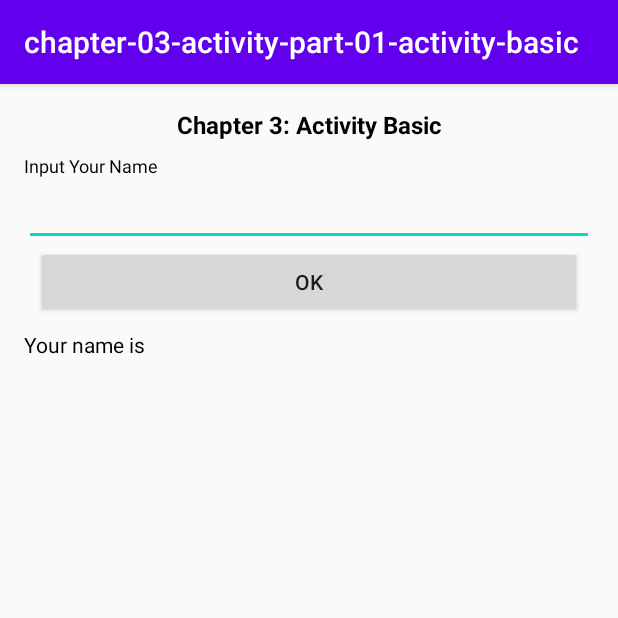
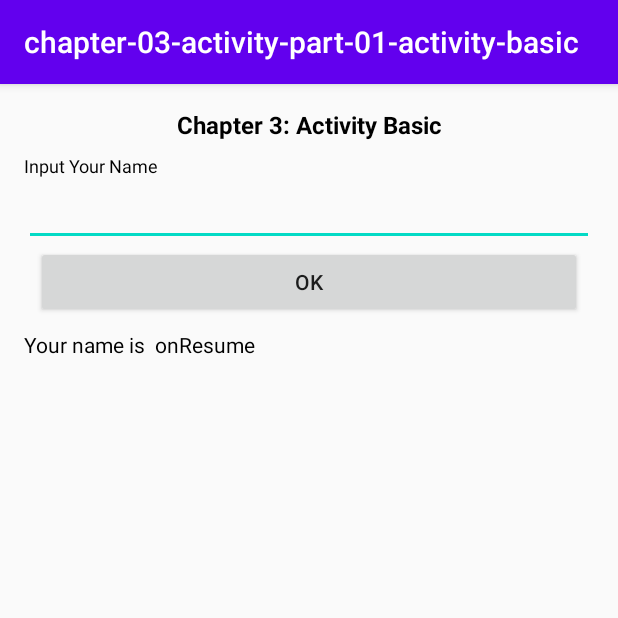
Before and after one commit to algokelvin-373/Channel-Algokelvin, an Android app: the screen it shows after launch (MainActivity), after a tap on "OK", on a phone screen of 412 x 824 dp, the top half of it. Run offline under Robolectric (Android 15) with nearby library versions, the phone set to English and light mode, and no system bars; libraries missing offline, so code that uses them is left out: com.algokelvin.android.

Commit message:
Set Action Button OK in onStart and onResume

```diff
--- a/AndroidProgramming/chapter-03-activity-part-01-activity-basic/src/main/java/com/algokelvin/android/learning/kotlin/chapter03/MainActivity.kt
+++ b/AndroidProgramming/chapter-03-activity-part-01-activity-basic/src/main/java/com/algokelvin/android/learning/kotlin/chapter03/MainActivity.kt
@@ -20,10 +20,18 @@ class MainActivity : AppCompatActivity() {
     override fun onStart() {
         super.onStart()
         Log.d("chapter-03", "Run onStart")
+
+        btnOK.setOnClickListener {
+            tvYourName.text = "Your name is ${edtYourName.text} onStart"
+        }
     }
 
     override fun onResume() {
         super.onResume()
         Log.d("chapter-03", "Run onResume")
+
+        btnOK.setOnClickListener {
+            tvYourName.text = "Your name is ${edtYourName.text} onResume"
+        }
     }
 }
```
